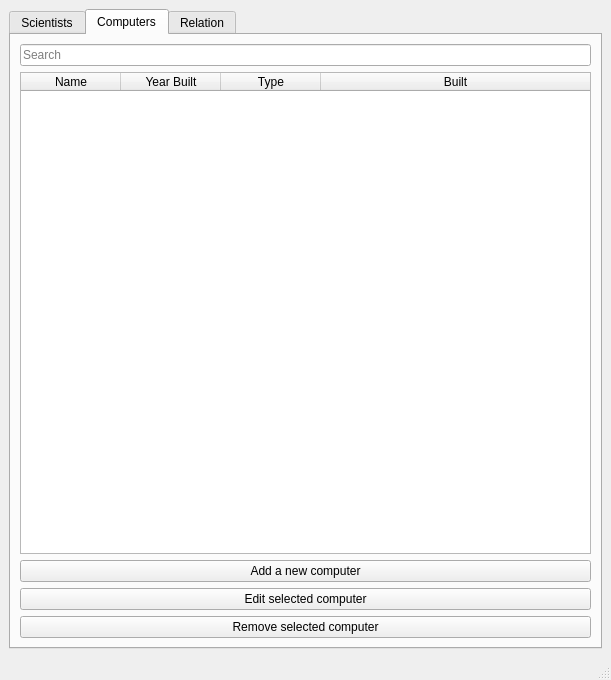
Above: Verklegt/mainmenu.ui from disaerna/T-113-VLN1 before the change. Below: the same form after it.
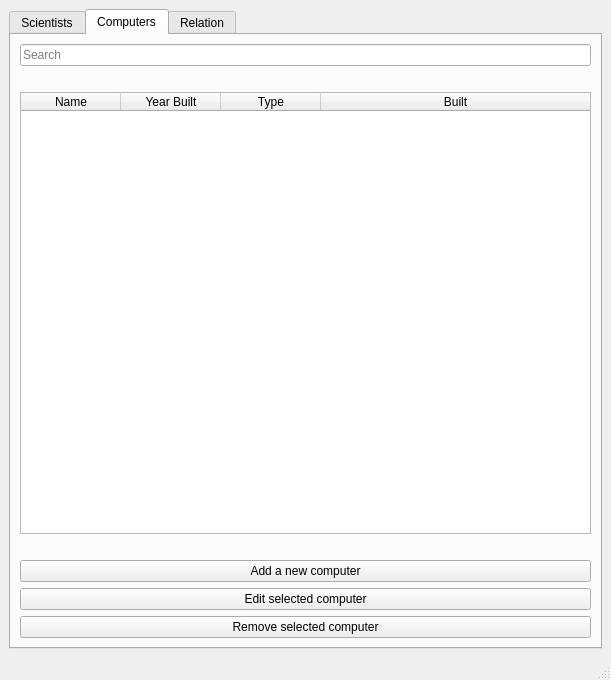
That is the form after the change. The open tabs and pages were chosen to show the change.

```diff
--- a/Verklegt/mainmenu.ui
+++ b/Verklegt/mainmenu.ui
@@ -192,6 +192,19 @@
           </property>
          </widget>
         </item>
+        <item>
+         <spacer name="horizontalSpacer_4">
+          <property name="orientation">
+           <enum>Qt::Horizontal</enum>
+          </property>
+          <property name="sizeHint" stdset="0">
+           <size>
+            <width>40</width>
+            <height>20</height>
+           </size>
+          </property>
+         </spacer>
+        </item>
         <item>
          <widget class="QTableWidget" name="table_Computers">
           <property name="contextMenuPolicy">
@@ -251,6 +264,19 @@
           </column>
          </widget>
         </item>
+        <item>
+         <spacer name="horizontalSpacer_3">
+          <property name="orientation">
+           <enum>Qt::Horizontal</enum>
+          </property>
+          <property name="sizeHint" stdset="0">
+           <size>
+            <width>40</width>
+            <height>20</height>
+           </size>
+          </property>
+         </spacer>
+        </item>
         <item>
          <widget class="QPushButton" name="pushButton_AddComputer">
           <property name="text">
```
Left out of the diff: 6 changed lines with no effect on the pictures.
